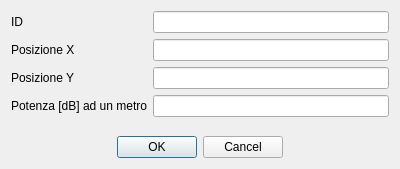
Above: RoomMonitor/windows/addboard.ui from PieroMacaluso/RoomMonitor before the change. Below: the same form after it.
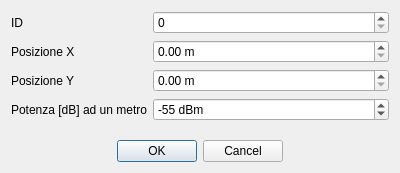
That is the form after the change.

Commit message: [APP] Rivoluzione Impostazioni! - Modificate gli input con widget che hanno al loro interno una validazione integrata di interi e reali. - Unificato modifica e aggiunta schedina in un dialog soltanto per evitare duplicazioni inutili.

The edit to the form file:
```diff
--- a/RoomMonitor/windows/addboard.ui
+++ b/RoomMonitor/windows/addboard.ui
@@ -7,7 +7,7 @@
     <x>0</x>
     <y>0</y>
     <width>400</width>
-    <height>169</height>
+    <height>173</height>
    </rect>
   </property>
   <property name="windowTitle">
@@ -37,15 +37,6 @@
        </property>
       </widget>
      </item>
-     <item row="0" column="1">
-      <widget class="QLineEdit" name="idEdit"/>
-     </item>
-     <item row="1" column="1">
-      <widget class="QLineEdit" name="xEdit"/>
-     </item>
-     <item row="2" column="1">
-      <widget class="QLineEdit" name="yEdit"/>
-     </item>
      <item row="3" column="0">
       <widget class="QLabel" name="aLabel">
        <property name="text">
@@ -53,8 +44,38 @@
        </property>
       </widget>
      </item>
+     <item row="0" column="1">
+      <widget class="QSpinBox" name="idEdit"/>
+     </item>
+     <item row="1" column="1">
+      <widget class="QDoubleSpinBox" name="xEdit">
+       <property name="suffix">
+        <string> m</string>
+       </property>
+      </widget>
+     </item>
+     <item row="2" column="1">
+      <widget class="QDoubleSpinBox" name="yEdit">
+       <property name="suffix">
+        <string> m</string>
+       </property>
+      </widget>
+     </item>
      <item row="3" column="1">
-      <widget class="QLineEdit" name="aEdit"/>
+      <widget class="QSpinBox" name="aEdit">
+       <property name="suffix">
+        <string> dBm</string>
+       </property>
+       <property name="minimum">
+        <number>-90</number>
+       </property>
+       <property name="maximum">
+        <number>-30</number>
+       </property>
+       <property name="value">
+        <number>-55</number>
+       </property>
+      </widget>
      </item>
     </layout>
    </item>
```
The commit also changes 4 other files.
